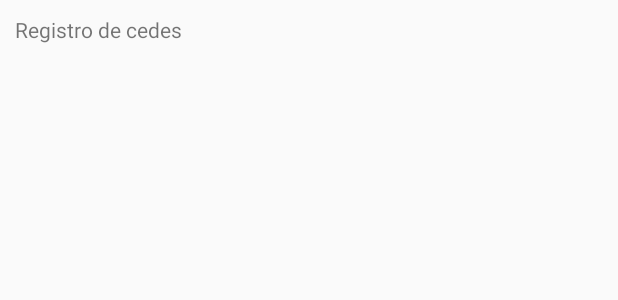
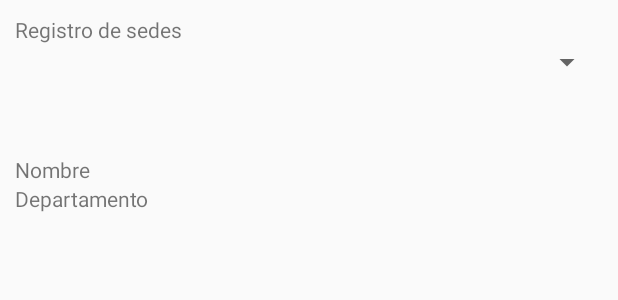
Before and after one commit to Yackson10/DistribuidoraHyJa, an Android app: the layout dialogo_sedes_por_producto.xml on its own in the app's theme, with its tools: preview values and no code run, on a phone screen of 412 x 824 dp. Shown: the top 300 px of the screen. Run offline under Robolectric (Android 15) with nearby library versions, the phone set to English and light mode, and no system bars.

Commit message:
Se adicionaron los cambios al branch Develpment

```diff
--- a/app/src/main/res/layout/dialogo_sedes_por_producto.xml
+++ b/app/src/main/res/layout/dialogo_sedes_por_producto.xml
@@ -1,33 +1,49 @@
 <?xml version="1.0" encoding="utf-8"?>
 
 <LinearLayout xmlns:android="http://schemas.android.com/apk/res/android"
-    android:orientation="vertical" android:layout_width="match_parent"
+    android:layout_width="match_parent"
     android:layout_height="match_parent"
-    android:layout_margin="10dp">
-
-    <TextView
-        android:id="@+id/registro"
-        android:layout_width="wrap_content"
-        android:layout_height="match_parent"
-        android:text="Registro de cedes"
-
-
-        />
+    android:layout_margin="10dp"
+    android:orientation="vertical">
 
     <LinearLayout
         android:layout_width="match_parent"
         android:layout_height="wrap_content"
-        android:orientation="horizontal">
+        android:orientation="vertical">
 
-
-
-
-
-    </LinearLayout>
+    <TextView
+        android:id="@+id/registro"
+        android:layout_width="match_parent"
+        android:layout_height="wrap_content"
+        android:text="Registro de sedes" />
 
     <Spinner
         android:id="@+id/spinner"
         android:layout_width="match_parent"
-        android:layout_height="match_parent" />
+        android:layout_height="wrap_content"
+        android:layout_marginBottom="50dp"/>
+
+    </LinearLayout>
+
+    <LinearLayout
+        android:layout_width="match_parent"
+        android:layout_height="wrap_content"
+        android:orientation="vertical">
+
+
+        <TextView
+            android:id="@+id/textNombreSede"
+            android:layout_width="match_parent"
+            android:layout_height="wrap_content"
+            android:text="Nombre " />
+
+        <TextView
+            android:id="@+id/textDepartamentoSede"
+            android:layout_width="match_parent"
+            android:layout_height="wrap_content"
+            android:text="Departamento" />
+
+    </LinearLayout>
+
 
 </LinearLayout>
```
Also changed, not shown: app/src/main/java/com/example/distribuidorahyj/domain/Sede.java (added, +51 -0 lines).
